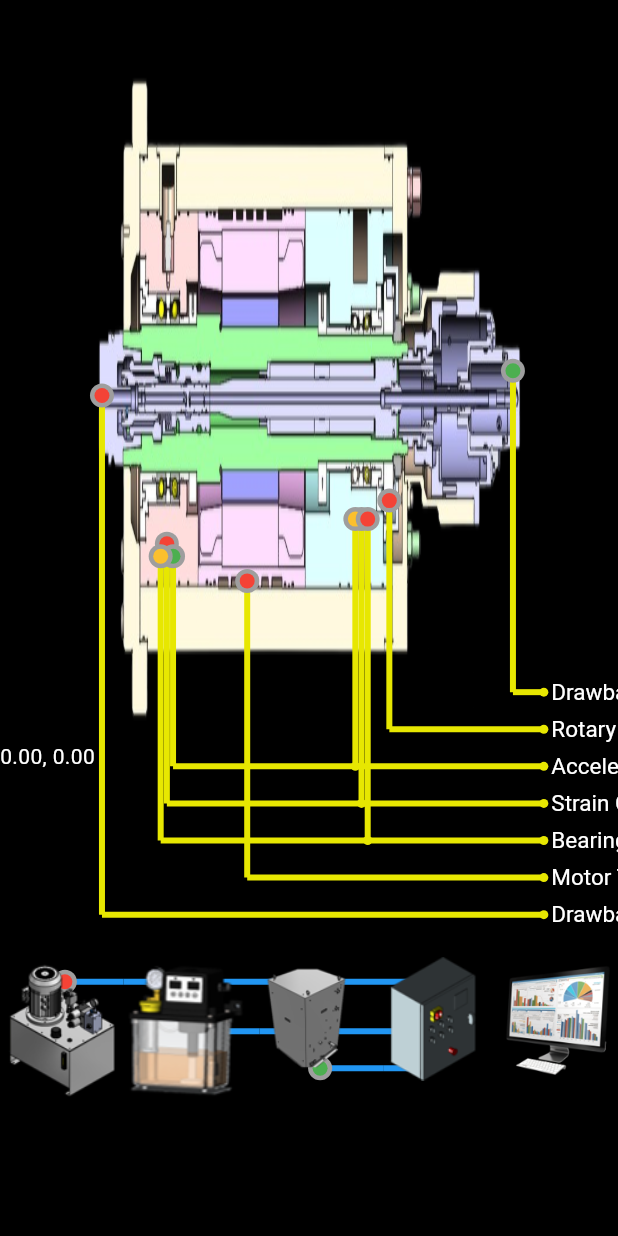
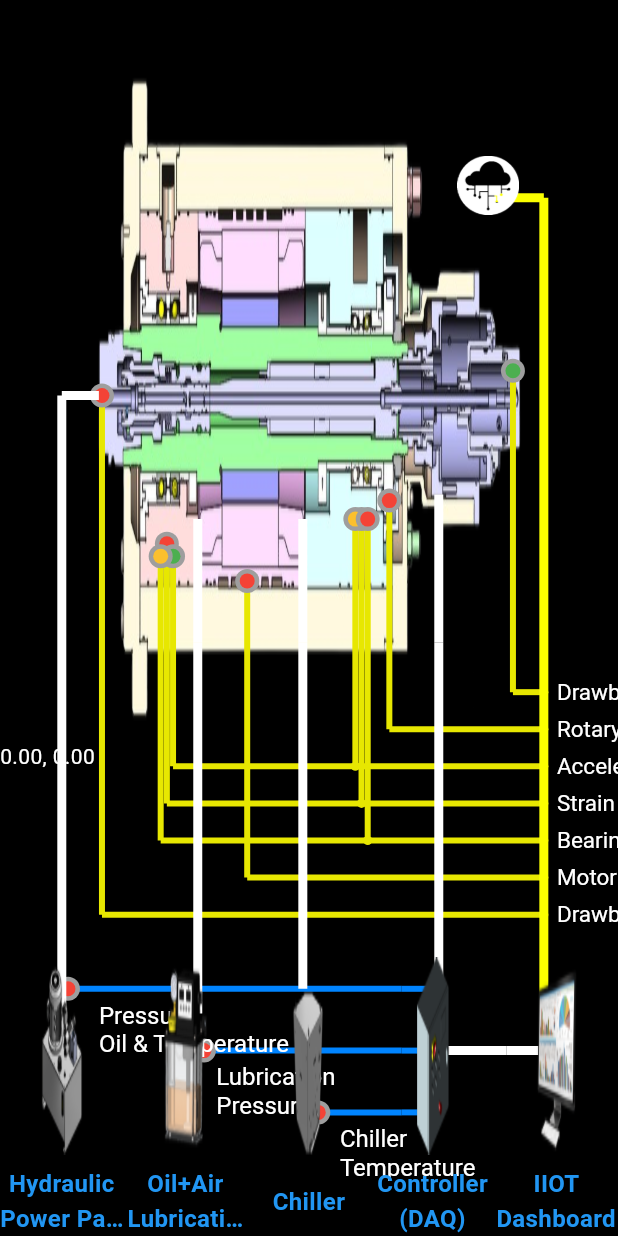
Before and after one commit to curi0sity722/spindle_dash, a Flutter app: the ArchitecturePage screen opened directly, on a phone screen of 412 x 824 dp. Run offline on Flutter 3.47's test engine with Material 3 defaults, Android fonts, the phone set to English and light mode, and no system bars; our stand-ins replace buttons_tabbar, firebase_core, firebase_storage, percent_indicator, syncfusion_flutter_charts; missing offline and left inert: collapsible_sidebar, model_viewer_plus; accounts and stored records are empty; network calls fail.

Commit message:
many many changes

```diff
--- a/lib/main.dart
+++ b/lib/main.dart
@@ -16,9 +16,7 @@ import 'firebase_options.dart';
 
 import 'dart:math' as math show pi;
 
-
-
-void main() async{
+void main() async {
   await Firebase.initializeApp(
     options: DefaultFirebaseOptions.currentPlatform,
   );
@@ -37,16 +35,12 @@ class MyApp extends StatelessWidget {
             title: 'Flutter Demo',
             theme: ThemeData(
                 primarySwatch: Colors.blue,
-            scaffoldBackgroundColor: Colors.black
-          ),
+                scaffoldBackgroundColor: Colors.black),
             home: Scaffold(
-        body: spindledashboard(),))
-    );
+              body: spindledashboard(),
+            )));
   }
 }
-
-
-
 
 class spindledashboard extends StatefulWidget {
   const spindledashboard({super.key});
@@ -59,12 +53,10 @@ class _spindledashboardState extends State<spindledashboard>
     with TickerProviderStateMixin {
   late TabController _tabController;
   final List<Widget> _tabList = [
+    Tab(icon: Icon(Icons.perm_device_information), text: 'About Spindle'),
     Tab(icon: Icon(Icons.architecture), text: 'Architecture'),
-    Tab(icon: Icon(Icons.perm_device_information), text: 'About Spindle'),
-
     Tab(icon: Icon(Icons.health_and_safety), text: 'Health Monitoring'),
     Tab(icon: Icon(Icons.analytics), text: 'Analysis and Diagnosis'),
-
   ];
 
   @override
@@ -94,7 +86,10 @@ class _spindledashboardState extends State<spindledashboard>
         title: Row(
           children: [
             // Image.asset('assets/cmti.jpeg'),
-            Text('Smart Integrated Motor Spindle DashBoard',style: TextStyle(color: Colors.white),),
+            Text(
+              'Smart Integrated Motor Spindle DashBoard',
+              style: TextStyle(color: Colors.white),
+            ),
           ],
         ),
         bottom: PreferredSize(
@@ -146,9 +141,8 @@ class _spindledashboardState extends State<spindledashboard>
       body: TabBarView(
         controller: _tabController,
         children: const [
+          Center(child: AboutSpindle()),
           Center(child: ArchitecturePage()),
-          Center(child: AboutSpindle()),
-
           Center(child: Subswitcher1()),
           Center(child: Subswitcher2()),
         ],
--- a/lib/pages/about_spindle.dart
+++ b/lib/pages/about_spindle.dart
@@ -103,8 +103,7 @@ class _AboutSpindleState extends State<AboutSpindle> {
                               cameraOrbit: "0deg 100deg 70%",
                               backgroundColor: Color.fromARGB(144, 36, 36, 36),
                               // src: snapshot.data!,
-                              src:
-                                  "https://firebasestorage.googleapis.com/v0/b/dos1-23caf.appspot.com/o/Spindle.gltf?alt=media&token=ac3e2e4b-c7c2-4138-8153-740857562a07",
+                              src:"https://firebasestorage.googleapis.com/v0/b/dos1-23caf.appspot.com/o/Spindle.gltf?alt=media&token=ac3e2e4b-c7c2-4138-8153-740857562a07",
                               // src: 'https://modelviewer.dev/shared-assets/models/Astronaut.glb',
                               // src: 'assets/3dmodels/Spindle.gltf',
                               alt: 'A 3D model of an astronaut',
--- a/lib/pages/architecture.dart
+++ b/lib/pages/architecture.dart
@@ -1,4 +1,5 @@
 import 'dart:async';
+import 'dart:ui';
 
 import 'package:flutter/material.dart';
 import "dart:math";
@@ -95,7 +96,7 @@ class _ArchitecturePageState extends State<ArchitecturePage> {
                           Offset(width * 0.68, height * 0.56),
                           Offset(width * 0.73, height * 0.56),
                           1.2,
-                          'Drawbar clamp/unclamp',
+                          ' Drawbar clamp/unclamp',
                           Color.fromARGB(255, 231, 231, 1)),
                     ),
                     CustomPaint(
@@ -104,7 +105,7 @@ class _ArchitecturePageState extends State<ArchitecturePage> {
                           Offset(width * 0.48, height * 0.59),
                           Offset(width * 0.73, height * 0.59),
                           sensorValues[7],
-                          'Rotary Encoder',
+                          ' Rotary Encoder',
                           Color.fromARGB(255, 231, 231, 1)),
                     ),
                     CustomPaint(
@@ -113,7 +114,7 @@ class _ArchitecturePageState extends State<ArchitecturePage> {
                           Offset(width * 0.12, height * 0.65),
                           Offset(width * 0.73, height * 0.65),
                           sensorValues[1],
-                          'Strain Gauges',
+                          ' Strain Gauges',
                           Color.fromARGB(255, 231, 231, 1)),
                     ),
                     CustomPaint(
@@ -131,7 +132,7 @@ class _ArchitecturePageState extends State<ArchitecturePage> {
                           Offset(width * 0.13, height * 0.62),
                           Offset(width * 0.73, height * 0.62),
                           sensorValues[0],
-                          'Accelerometers',
+                          ' Accelerometers',
                           Color.fromARGB(255, 231, 231, 1)),
                     ),
                     CustomPaint(
@@ -149,7 +150,7 @@ class _ArchitecturePageState extends State<ArchitecturePage> {
                           Offset(width * 0.11, height * 0.68),
                           Offset(width * 0.73, height * 0.68),
                           sensorValues[2],
-                          'Bearing Temperature',
+                          ' Bearing Temperature',
                           Color.fromARGB(255, 231, 231, 1)),
                     ),
                     CustomPaint(
@@ -167,7 +168,7 @@ class _ArchitecturePageState extends State<ArchitecturePage> {
                           Offset(width * 0.25, height * 0.71),
                           Offset(width * 0.73, height * 0.71),
                           sensorValues[7],
-                          'Motor Temperature',
+                          ' Motor Temperature',
                           Color.fromARGB(255, 231, 231, 1)),
                     ),
                     CustomPaint(
@@ -176,8 +177,115 @@ class _ArchitecturePageState extends State<ArchitecturePage> {
                           Offset(width * 0.015, height * 0.74),
                           Offset(width * 0.73, height * 0.74),
                           sensorValues[7],
-                          'Drawbar Position',
+                          ' Drawbar Position',
                           Color.fromARGB(255, 231, 231, 1)),
+                    ),
+                    CustomPaint(
+                      painter: LinePainter(
+                          Offset(
+                              width * -0.04,
+                              height *
+                                  0.80), //Hydrullic Power Pack ---> Controller
+                          Offset(width * 0.5, height * 0.80),
+                          Offset(width * 0.55, height * 0.80),
+                          sensorValues[7],
+                          '',
+                          Color.fromARGB(255, 0, 132, 255)),
+                    ),
+                    CustomPaint(
+                      painter: LinePainter(
+                          Offset(width * 0.18,
+                              height * 0.85), //Lubricator ---> Controller
+                          Offset(width * 0.5, height * 0.85),
+                          Offset(width * 0.55, height * 0.85),
+                          sensorValues[7],
+                          '',
+                          Color.fromARGB(255, 0, 132, 255)),
+                    ),
+                    CustomPaint(
+                      painter: LinePainter(
+                          Offset(width * 0.365,
+                              height * 0.9), //Chiller ---> Controller
+                          Offset(width * 0.5, height * 0.9),
+                          Offset(width * 0.55, height * 0.9),
+                          sensorValues[7],
+                          '',
+                          Color.fromARGB(255, 0, 132, 255)),
+                    ),
+                    CustomPaint(
+                      painter: LinePainterflow(
+                          Offset(width * 0.01, height * 0.32),
+                          Offset(width * 0.001 * -50,
+                              height * 0.32), //Hydrullic Power Pack
+                          Offset(width * 0.001 * -50, height * 0.82),
+                          const Color.fromARGB(255, 255, 255, 255)),
+                    ),
+                    CustomPaint(
+                      painter: LinePainterflow(
+                          Offset(width * 0.17,
+                              height * 0.42), //Oil + Air Lubrication
+                          Offset(width * 0.17, height * 0.52),
+                          Offset(width * 0.17, height * 0.82),
+                          const Color.fromARGB(255, 255, 255, 255)),
+                    ),
+                    CustomPaint(
+                      painter: LinePainterflow(
+                          Offset(width * 0.34, height * 0.42), //Chiller
+                          Offset(width * 0.34, height * 0.52),
+                          Offset(width * 0.34, height * 0.80),
+                          const Color.fromARGB(255, 255, 255, 255)),
+                    ),
+                    CustomPaint(
+                      painter: LinePainterflow(
+                          Offset(
+                              width * 0.56, height * 0.40), //Controller (DAQ)
+                          Offset(width * 0.56, height * 0.52),
+                          Offset(width * 0.56, height * 0.80),
+                          const Color.fromARGB(255, 255, 255, 255)),
+                    ),
+                    CustomPaint(
+                      painter: LinePainterflow(
+                          Offset(width * 0.57,
+                              height * 0.85), //Controller ---> IIOT Dashboard
+                          Offset(width * 0.67, height * 0.85),
+                          Offset(width * 0.74, height * 0.85),
+                          const Color.fromARGB(255, 255, 255, 255)),
+                    ),
+                    CustomPaint(
+                      painter: LinePainterflow(
+                          Offset(width * 0.73, height * 0.84),
+                          Offset(width * 0.73, height * 0.16),
+                          Offset(width * 0.65, height * 0.16),
+                          Color.fromARGB(255, 251, 255, 0)),
+                    ),
+                    CustomPaint(
+                      painter: TextPainterCustom(
+                        text: 'Pressure \nOil & Temperature',
+                        position: Offset(width * 0.01, height * 0.81),
+                      ),
+                    ),
+                    CustomPaint(
+                      painter: TextPainterCustom(
+                        text: 'Lubrication \nPressure',
+                        position: Offset(width * 0.20, height * 0.86),
+                      ),
+                    ),
+                    CustomPaint(
+                      painter: TextPainterCustom(
+                        text: 'Chiller \nTemperature',
+                        position: Offset(width * 0.40, height * 0.91),
+                      ),
+                    ),
+                    Positioned(
+                      // Y-coordinate
+                      left: width * 0.59,
+                      top: height * 0.10,
+                      child: Image.asset(
+                        'assets/images/network.png',
+                        width: width * 0.1, // Width of the image
+                        height: height * 0.1, // Height of the image
+                        fit: BoxFit.contain, // Adjust based on your need
+                      ),
                     ),
                   ],
                 ),
@@ -189,77 +297,49 @@ class _ArchitecturePageState extends State<ArchitecturePage> {
               SizedBox(
                 height: height * 0.15,
               ),
-              Stack(
-                children: [
-                  CustomPaint(
-                    painter: LinePainter(
-                        Offset(width * 0.105, height * 0.02),
-                        Offset(width * 0.2, height * 0.02),
-                        Offset(width * 0.7  , height * 0.02),
-                        sensorValues[7],
-                        '',
-                        Colors.blue),
-                  ),
-                  CustomPaint(
-                    painter: LinePainter(
-                        Offset(width * 0.32, height * 0.06),
-                        Offset(width * 0.42, height * 0.06),
-                        Offset(width * 0.7, height * 0.06),
-                        sensorValues[9],
-                        '',
-                        Colors.blue,),
-                  ),
-                  CustomPaint(
-                    painter: LinePainter(
-                        Offset(width * 0.518, height * 0.09),
-                        Offset(width * 0.62, height * 0.09),
-                        Offset(width * 0.7, height * 0.09),
-                        sensorValues[9],
-                        '',
-                        Colors.blue,
-                        ),
-                  ),
               Row(
                 crossAxisAlignment: CrossAxisAlignment.center,
                 children: [
-                      // List of image asset paths
+                  // List of image asset paths with their corresponding labels
                   ...[
                     ['assets/images/hpp.png', 'Hydraulic Power Pack (HPP)'],
                     ['assets/images/lubricator.png', 'Oil+Air Lubrication'],
                     ['assets/images/chiller.png', 'Chiller'],
-                        [
-                          'assets/images/controller(daq).png',
-                          'Controller (daq)'
-                        ],
+                    ['assets/images/controller(daq).png', 'Controller (DAQ)'],
                     ['assets/images/dashboard.png', 'IIOT Dashboard'],
                   ].map(
-                        (imagePath) => SizedBox(
-                          width: width * 0.2,
-                          height: height * 0.3,
+                    (imageData) => Expanded(
                       child: Column(
+                        mainAxisAlignment: MainAxisAlignment.center,
                         children: [
+                          // Display the image
                           Image.asset(
-                                imagePath[0],
-                                fit: BoxFit.contain,
+                            imageData[0],
+                            width: width * 0.075,
+                            height: height * 0.16,
+                            fit: BoxFit.fill,
                           ),
-                              // Flexible(
-                              //     child: Text(
-                              //   imagePath[1],
-                              //   softWrap: true, // Allow text to wrap
-                              //   overflow: TextOverflow
-                              //       .visible, // Avoid overflow by clipping
-                              //   style: TextStyle(
-                              //     color: Colors.blue,
-                              //   ),
-                              // ))
+                          SizedBox(
+                              height:
+                                  8), // Add spacing between the image and text
+                          // Display the label with proper wrapping
+                          Text(
+                            imageData[1],
+                            textAlign: TextAlign.center,
+                            style: TextStyle(
+                                color: Colors.blue,
+                                fontSize: 16,
+                                fontWeight: FontWeight.bold),
+                            maxLines: 2, // Limit text to 2 lines
+                            overflow:
+                                TextOverflow.ellipsis, // Ellipsis for overflow
+                          ),
                         ],
                       ),
                     ),
                   ),
                 ],
               ),
-                ],
-              )
             ],
           ),
         ),
@@ -276,8 +356,8 @@ class LinePainter extends CustomPainter {
   final String sensorname;
   final Color line_color;
 
-  LinePainter(
-      this.start, this.middle, this.end, this.sensorcolor, this.sensorname, this.line_color);
+  LinePainter(this.start, this.middle, this.end, this.sensorcolor,
+      this.sensorname, this.line_color);
 
   Color getcolor(value) {
     if (value <= 1.5) {
@@ -324,3 +404,70 @@ class LinePainter extends CustomPainter {
     return true;
   }
 }
+
+class LinePainterflow extends CustomPainter {
+  final Offset start;
+  final Offset middle;
+  final Offset end;
+  final Color linecolor;
+
+  LinePainterflow(this.start, this.middle, this.end, this.linecolor);
+
+  @override
+  void paint(Canvas canvas, Size size) {
+    final paint = Paint()
+      ..color = linecolor
+      ..strokeWidth = 6.0;
+
+    // Draw lines
+    canvas.drawLine(start, middle, paint);
+
+    canvas.drawLine(middle, end, paint..color = linecolor);
+  }
+
+  @override
+  bool shouldRepaint(covariant CustomPainter oldDelegate) {
+    return true;
+  }
+}
+
+class TextPainterCustom extends CustomPainter {
+  final String text; // Text to paint
+  final Offset position; // Position to paint the text
+  final Color color; // Text color
+  final double fontSize; // Text font size
+
+  TextPainterCustom({
+    required this.text,
+    required this.position,
+    this.color = Colors.white,
+    this.fontSize = 16.0,
+  });
+
+  @override
+  void paint(Canvas canvas, Size size) {
+    // Define text style
+    final textStyle = TextStyle(
+      color: color,
+      fontSize: fontSize,
+    );
+
+    // Create a TextPainter
+    final textPainter = TextPainter(
+      text: TextSpan(text: text, style: textStyle),
+      textDirection: TextDirection.ltr, // Specify text direction
+    );
+
+    // Layout the text
+    textPainter.layout();
+
+    // Paint the text at the specified position
+    textPainter.paint(canvas, position);
+  }
+
+  @override
+  bool shouldRepaint(covariant CustomPainter oldDelegate) {
+    // Repaint only if text or position changes
+    return true;
+  }
+}
```
Also changed, not shown: pubspec.lock, 9 other files. Lines whose indentation alone changed are shown as unchanged.
